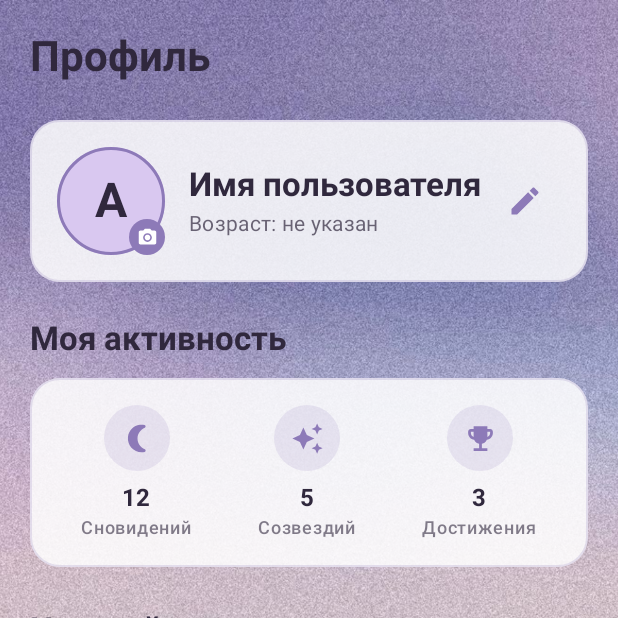
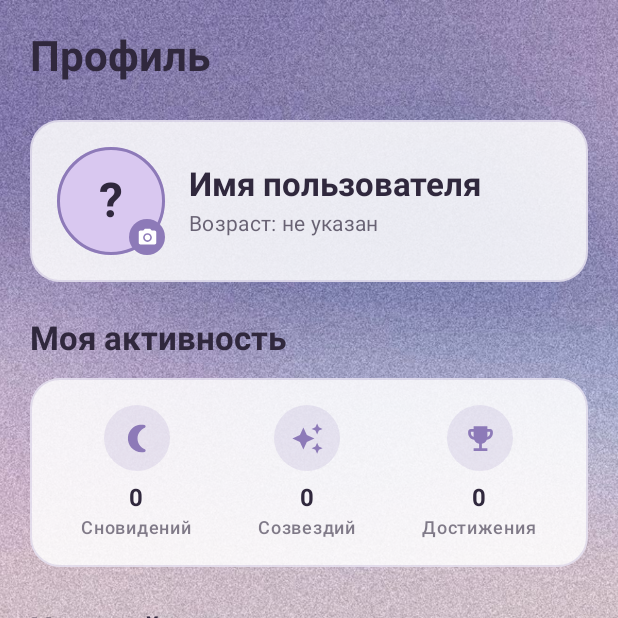
Before and after one commit to viruy04/Dream_diary, an Android app built with Jetpack Compose: the ProfileScreen screen opened through its navigation route, on a phone screen of 412 x 824 dp, the top half of it. Run offline under Robolectric (Android 15) with nearby library versions, the phone set to English and light mode, and no system bars.

Commit message:
Добавлено сохранение выбранной темы и отображение данных профиля из БД

```diff
--- a/app/src/main/java/com/example/dreamdiary/MainActivity.kt
+++ b/app/src/main/java/com/example/dreamdiary/MainActivity.kt
@@ -11,6 +11,7 @@ import androidx.compose.runtime.saveable.rememberSaveable
 import androidx.compose.runtime.setValue
 import androidx.navigation.compose.rememberNavController
 import com.example.dreamdiary.data.DreamRepository
+import com.example.dreamdiary.data.ThemeStorage
 import com.example.dreamdiary.navigation.Destination
 import com.example.dreamdiary.navigation.NavigationBarExample
 import com.example.dreamdiary.ui.theme.DreamDiaryTheme
@@ -22,8 +23,9 @@ class MainActivity : ComponentActivity() {
         enableEdgeToEdge()
 
         setContent {
+            // Тема читается из SharedPreferences, поэтому переживает перезапуск приложения
             var themeModeName by rememberSaveable {
-                mutableStateOf(ThemeMode.SYSTEM.name)
+                mutableStateOf(ThemeStorage.load(applicationContext).name)
             }
 
             val themeMode = ThemeMode.valueOf(themeModeName)
@@ -44,6 +46,7 @@ class MainActivity : ComponentActivity() {
                     themeMode = themeMode,
                     onThemeChange = { newTheme ->
                         themeModeName = newTheme.name
+                        ThemeStorage.save(applicationContext, newTheme)
                     }
                 )
             }
--- /dev/null
+++ b/app/src/main/java/com/example/dreamdiary/data/ThemeStorage.kt
@@ -0,0 +1,26 @@
+package com.example.dreamdiary.data
+
+import android.content.Context
+import com.example.dreamdiary.ui.theme.ThemeMode
+
+/**
+ * Выбранная тема хранится в SharedPreferences: это одна настройка приложения,
+ * для неё отдельная таблица в БД не нужна.
+ */
+object ThemeStorage {
+    private const val PREFS_NAME = "dream_diary_settings"
+    private const val KEY_THEME_MODE = "theme_mode"
+
+    fun load(context: Context): ThemeMode {
+        val saved = context.getSharedPreferences(PREFS_NAME, Context.MODE_PRIVATE)
+            .getString(KEY_THEME_MODE, null)
+        return ThemeMode.entries.firstOrNull { it.name == saved } ?: ThemeMode.SYSTEM
+    }
+
+    fun save(context: Context, mode: ThemeMode) {
+        context.getSharedPreferences(PREFS_NAME, Context.MODE_PRIVATE)
+            .edit()
+            .putString(KEY_THEME_MODE, mode.name)
+            .apply()
+    }
+}
--- a/app/src/main/java/com/example/dreamdiary/screens/ProfileScreen.kt
+++ b/app/src/main/java/com/example/dreamdiary/screens/ProfileScreen.kt
@@ -56,6 +56,10 @@ import androidx.navigation.NavHostController
 import com.example.dreamdiary.R
 import com.example.dreamdiary.navigation.Destination
 import com.example.dreamdiary.ui.theme.ThemeMode
+import androidx.compose.ui.platform.LocalContext
+import com.example.dreamdiary.data.DateUtils
+import com.example.dreamdiary.data.DreamRepository
+import com.example.dreamdiary.data.RuText
 
 @Composable
 fun ProfileScreen(
@@ -64,6 +68,14 @@ fun ProfileScreen(
     onThemeChange: (ThemeMode) -> Unit
 ) {
     var showThemeDialog by remember { mutableStateOf(false) }
+
+    // Данные профиля и активность читаются из БД; version меняется после каждой записи
+    val context = LocalContext.current
+    val repository = remember(context) { DreamRepository.get(context) }
+    val profile = remember(repository.version) { repository.getProfile() }
+    val dreamsCount = remember(repository.version) { repository.getStatistics().total }
+    val constellationsCount = remember(repository.version) { repository.getConstellationCount() }
+    val achievementsCount = remember(repository.version) { repository.getUnlockedAchievementsCount() }
 
     // Автоматически сбрасываем окно темы при любом уходе с экрана Профиля
     DisposableEffect(Unit) {
@@ -131,7 +143,7 @@ fun ProfileScreen(
                         contentAlignment = Alignment.Center
                     ) {
                         Text(
-                            text = "А",
+                            text = profile?.name?.firstOrNull()?.uppercase() ?: "?",
                             fontSize = 32.sp,
                             fontWeight = FontWeight.Bold,
                             color = MaterialTheme.colorScheme.onSecondary
@@ -159,7 +171,7 @@ fun ProfileScreen(
 
                 Column(modifier = Modifier.weight(1f)) {
                     Text(
-                        text = stringResource(R.string.user_name_default),
+                        text = profile?.name ?: stringResource(R.string.user_name_default),
                         style = MaterialTheme.typography.titleLarge,
                         fontWeight = FontWeight.Bold,
                         color = MaterialTheme.colorScheme.onSurface
@@ -168,17 +180,10 @@ fun ProfileScreen(
                     Spacer(modifier = Modifier.height(2.dp))
 
                     Text(
-                        text = stringResource(R.string.user_age_default),
+                        text = profile?.let { RuText.years(DateUtils.ageYears(it.birthDate)) }
+                            ?: stringResource(R.string.user_age_default),
                         style = MaterialTheme.typography.bodyMedium,
                         color = MaterialTheme.colorScheme.onSurface.copy(alpha = 0.7f)
-                    )
-                }
-
-                IconButton(onClick = { }) {
-                    Icon(
-                        imageVector = Icons.Default.Edit,
-                        contentDescription = "Редактировать профиль",
-                        tint = MaterialTheme.colorScheme.primary
                     )
                 }
             }
@@ -216,17 +221,17 @@ fun ProfileScreen(
                 horizontalArrangement = Arrangement.SpaceAround
             ) {
                 ProfileStatisticItem(
-                    value = "12",
+                    value = dreamsCount.toString(),
                     label = stringResource(R.string.stat_dreams),
                     icon = Icons.Default.NightlightRound
                 )
                 ProfileStatisticItem(
-                    value = "5",
+                    value = constellationsCount.toString(),
                     label = stringResource(R.string.stat_constellations),
                     icon = Icons.Default.AutoAwesome
                 )
                 ProfileStatisticItem(
-                    value = "3",
+                    value = achievementsCount.toString(),
                     label = stringResource(R.string.stat_achievements),
                     icon = Icons.Default.EmojiEvents
                 )
```
Also changed, not shown: 1 other file.
